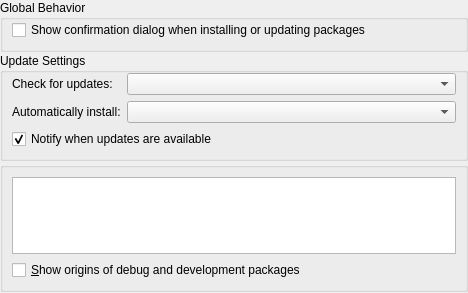
Above: Settings/SettingsKCM.ui from KDE/apper before the change. Below: the same form after it.
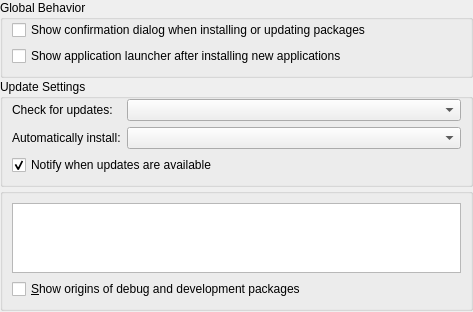
That is the form after the change. Custom widgets are drawn as their Qt base class.

Patch:
```diff
--- a/Settings/SettingsKCM.ui
+++ b/Settings/SettingsKCM.ui
@@ -6,7 +6,7 @@
    <rect>
     <x>0</x>
     <y>0</y>
-    <width>468</width>
+    <width>473</width>
     <height>293</height>
    </rect>
   </property>
@@ -117,6 +117,13 @@
         </property>
        </widget>
       </item>
+      <item row="1" column="0">
+       <widget class="QCheckBox" name="appLauncherCB">
+        <property name="text">
+         <string>Show application launcher after installing new applications</string>
+        </property>
+       </widget>
+      </item>
      </layout>
     </widget>
    </item>
```
